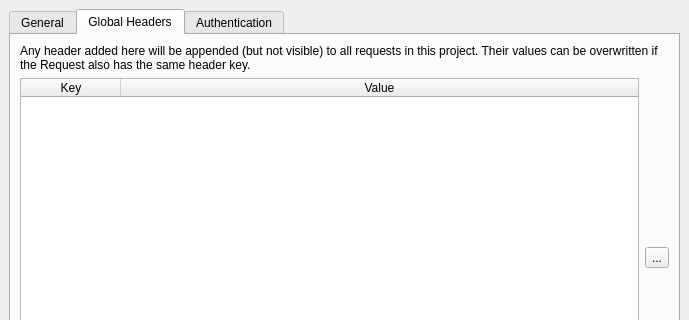
Before: the Qt Designer form projectproperties.ui in fabiobento512/FRequest, drawn with Qt 5; both pictures show x 0 to 689 and y 0 to 320 of the 689 by 675 pixel window.
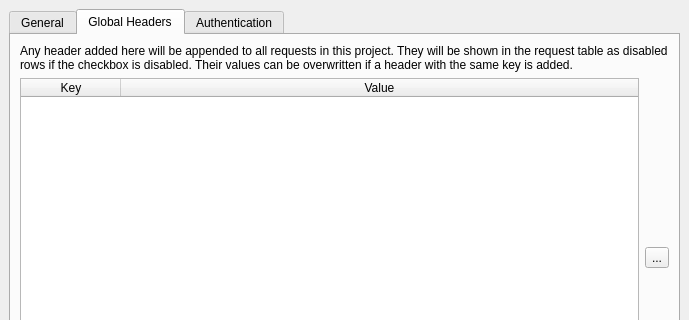
After: the same form once the commit is applied. The open tabs and pages were chosen to show the change. Icons and pictures are not drawn.

The edit to the form file:
```diff
--- a/projectproperties.ui
+++ b/projectproperties.ui
@@ -147,7 +147,7 @@
           </size>
          </property>
          <property name="text">
-          <string>Any header added here will be appended (but not visible) to all requests in this project. Their values can be overwritten if the Request also has the same header key.</string>
+          <string>Any header added here will be appended to all requests in this project. They will be shown in the request table as disabled rows if the checkbox is disabled. Their values can be overwritten if a header with the same key is added.</string>
          </property>
          <property name="wordWrap">
           <bool>true</bool>
```
Left out of the diff: 44 changed lines with no effect on the pictures.
